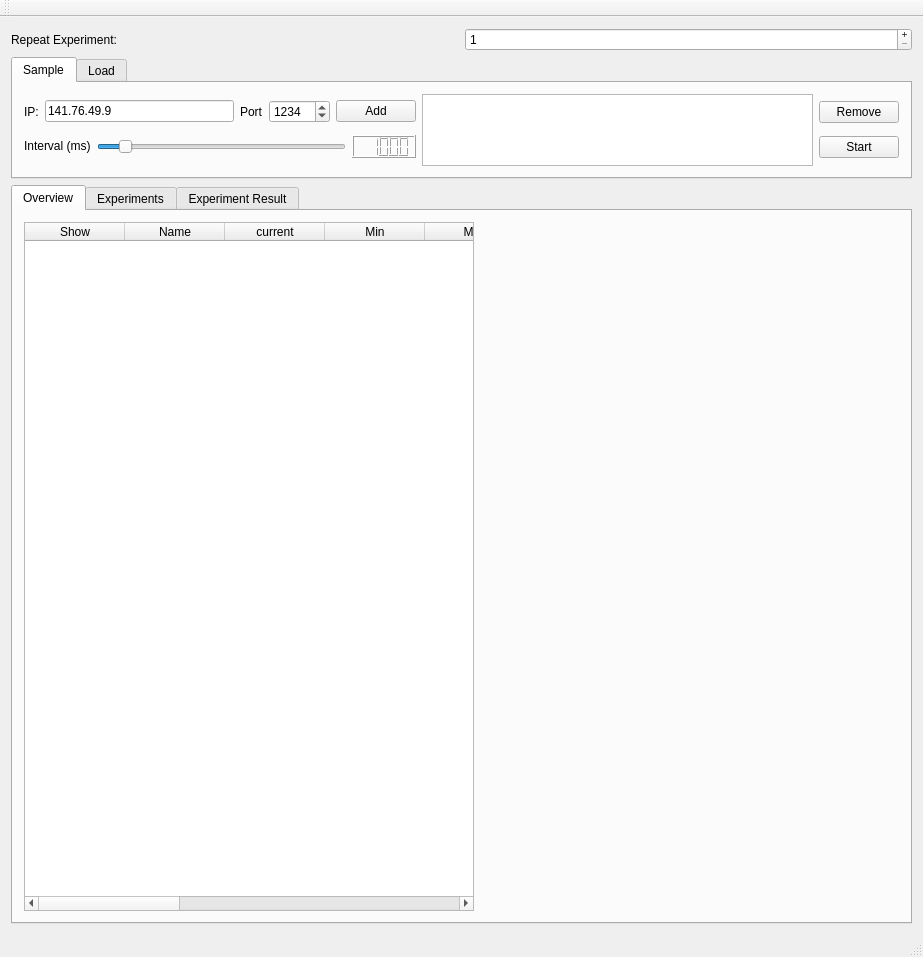
First picture: the form in odroidreader.ui, repository TUD-OS/OdroidReader, before the edit.
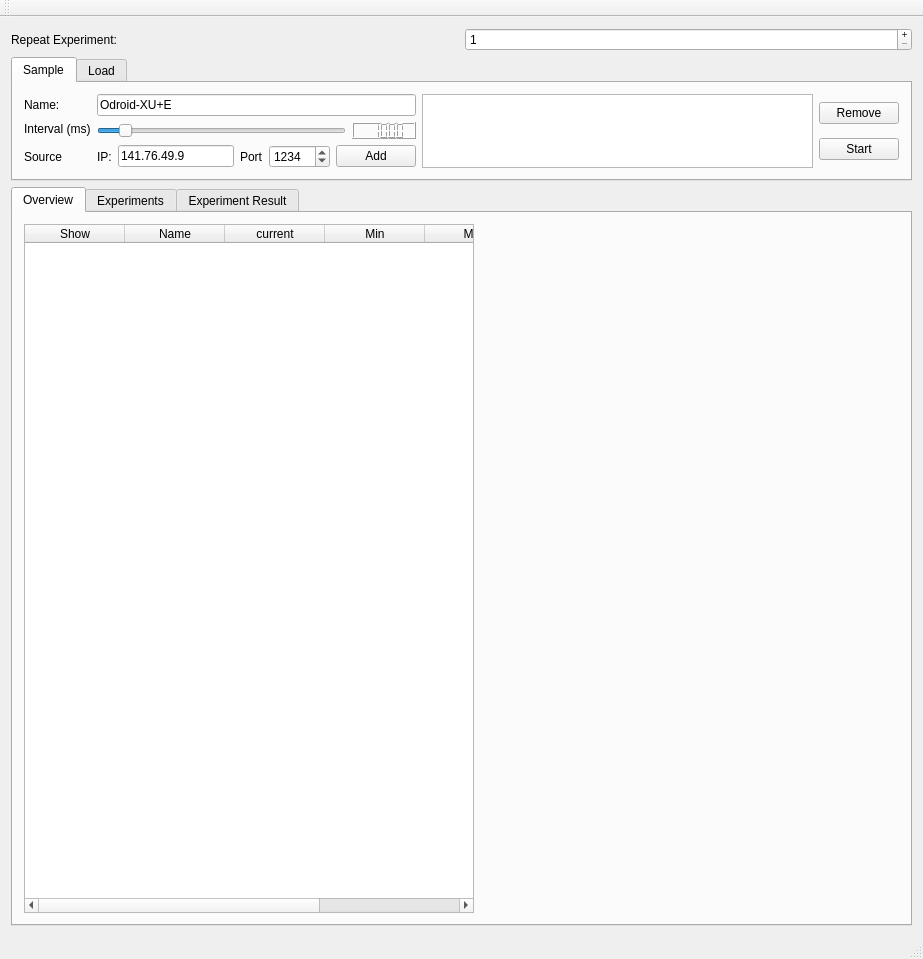
Second picture: the form after the edit. The open tabs and pages were chosen to show the change. Icons and pictures are not drawn. Custom widgets are drawn as their Qt base class.

Commit message: Initial Multi-source support

Patch:
```diff
--- a/odroidreader.ui
+++ b/odroidreader.ui
@@ -53,61 +53,22 @@
        </attribute>
        <layout class="QHBoxLayout" name="horizontalLayout_2">
         <item>
-         <layout class="QVBoxLayout" name="verticalLayout_8">
-          <item>
-           <layout class="QHBoxLayout" name="horizontalLayout">
-            <item>
-             <widget class="QLabel" name="label">
+         <layout class="QFormLayout" name="formLayout">
+          <item row="0" column="0">
+           <widget class="QLabel" name="label_7">
               <property name="text">
-               <string>IP:</string>
+             <string>Name:</string>
               </property>
              </widget>
             </item>
-            <item>
-             <widget class="QLineEdit" name="ip">
-              <property name="inputMask">
-               <string/>
-              </property>
+          <item row="0" column="1">
+           <widget class="QLineEdit" name="sourceName">
               <property name="text">
-               <string>141.76.49.9</string>
+             <string>Odroid-XU+E</string>
               </property>
              </widget>
             </item>
-            <item>
-             <widget class="QLabel" name="label_4">
-              <property name="text">
-               <string>Port</string>
-              </property>
-             </widget>
-            </item>
-            <item>
-             <widget class="QSpinBox" name="spinBox">
-              <property name="minimum">
-               <number>0</number>
-              </property>
-              <property name="maximum">
-               <number>65535</number>
-              </property>
-              <property name="value">
-               <number>1234</number>
-              </property>
-             </widget>
-            </item>
-            <item>
-             <widget class="QPushButton" name="addConnection">
-              <property name="text">
-               <string>Add</string>
-              </property>
-              <property name="icon">
-               <iconset theme="list-add"/>
-              </property>
-             </widget>
-            </item>
-           </layout>
-          </item>
-          <item>
-           <layout class="QHBoxLayout" name="horizontalLayout_4">
-            <item>
+          <item row="1" column="0">
              <widget class="QLabel" name="label_3">
               <property name="sizePolicy">
                <sizepolicy hsizetype="Preferred" vsizetype="Maximum">
@@ -120,6 +81,8 @@
               </property>
              </widget>
             </item>
+          <item row="1" column="1">
+           <layout class="QHBoxLayout" name="horizontalLayout_4">
             <item>
              <widget class="QSlider" name="samplingInterval">
               <property name="minimum">
@@ -160,10 +123,75 @@
             </item>
            </layout>
           </item>
-         </layout>
-        </item>
+          <item row="2" column="0">
+           <widget class="QLabel" name="label_8">
+            <property name="text">
+             <string>Source</string>
+            </property>
+           </widget>
+          </item>
+          <item row="2" column="1">
+           <layout class="QHBoxLayout" name="horizontalLayout">
+            <item>
+             <widget class="QLabel" name="label">
+              <property name="text">
+               <string>IP:</string>
+              </property>
+             </widget>
+            </item>
+            <item>
+             <widget class="QLineEdit" name="ip">
+              <property name="inputMask">
+               <string/>
+              </property>
+              <property name="text">
+               <string>141.76.49.9</string>
+              </property>
+             </widget>
+            </item>
+            <item>
+             <widget class="QLabel" name="label_4">
+              <property name="text">
+               <string>Port</string>
+              </property>
+             </widget>
+            </item>
+            <item>
+             <widget class="QSpinBox" name="port">
+              <property name="minimum">
+               <number>0</number>
+              </property>
+              <property name="maximum">
+               <number>65535</number>
+              </property>
+              <property name="value">
+               <number>1234</number>
+              </property>
+             </widget>
+            </item>
+            <item>
+             <widget class="QPushButton" name="addConnection">
+              <property name="text">
+               <string>Add</string>
+              </property>
+              <property name="icon">
+               <iconset theme="list-add"/>
+              </property>
+             </widget>
+            </item>
+           </layout>
+          </item>
+         </layout>
+        </item>
         <item>
-         <widget class="QListWidget" name="listWidget_2"/>
+         <widget class="QListWidget" name="sourceList">
+          <property name="sizePolicy">
+           <sizepolicy hsizetype="Expanding" vsizetype="Maximum">
+            <horstretch>0</horstretch>
+            <verstretch>0</verstretch>
+           </sizepolicy>
+          </property>
+         </widget>
         </item>
         <item>
          <layout class="QVBoxLayout" name="verticalLayout_2">
@@ -253,7 +281,7 @@
            <enum>QAbstractItemView::SelectRows</enum>
           </property>
           <property name="columnCount">
-           <number>12</number>
+           <number>6</number>
           </property>
           <column>
            <property name="text">
@@ -285,12 +313,6 @@
             <string>Unit</string>
            </property>
           </column>
-          <column/>
-          <column/>
-          <column/>
-          <column/>
-          <column/>
-          <column/>
          </widget>
         </item>
         <item>
```
Left out of the diff: 4 changed lines with no effect on the pictures. Lines whose indentation alone changed are shown as unchanged. The commit also changes 18 other files.
